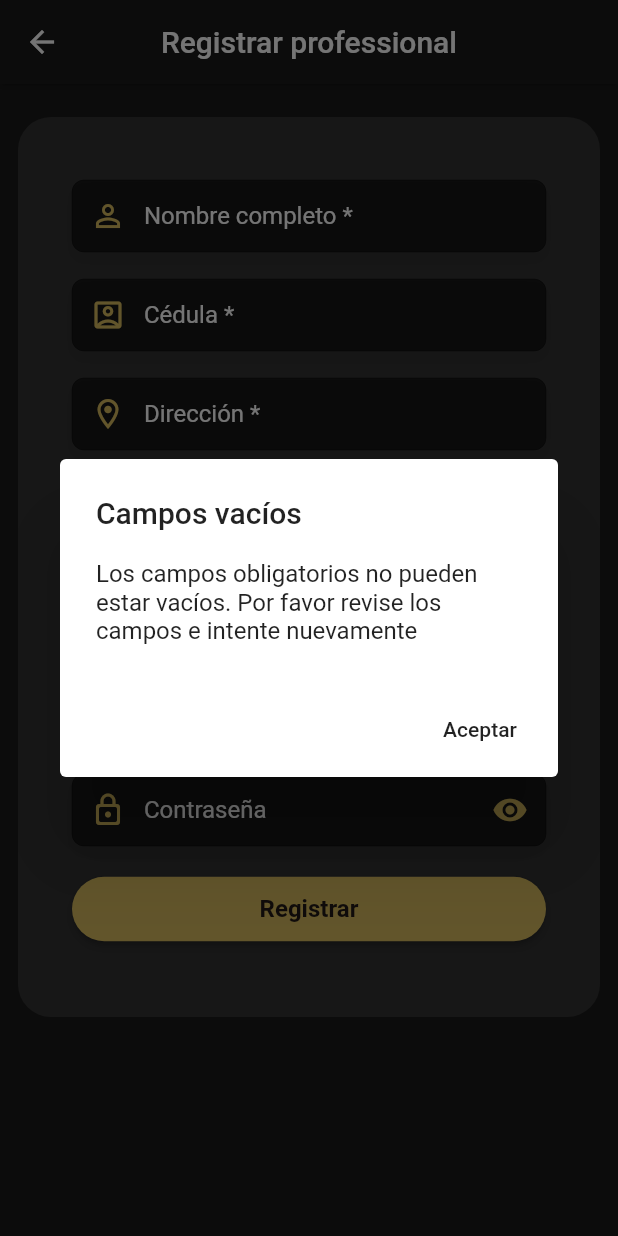
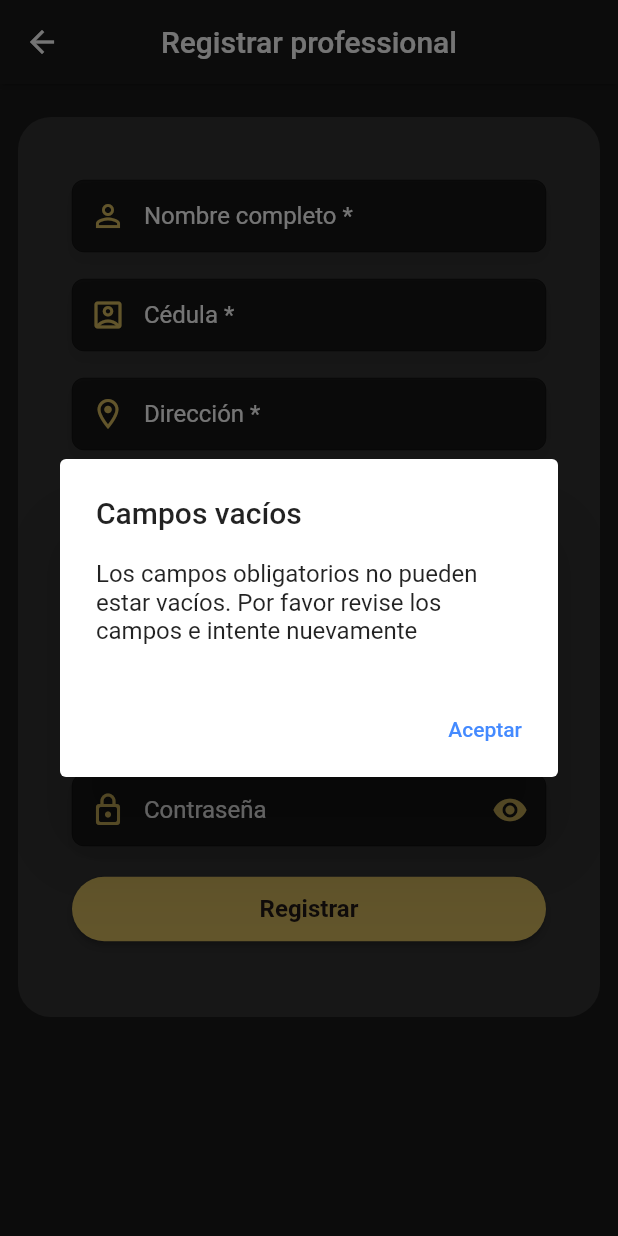
Before and after one commit to paulmrg-461/flutter_vista_app_professionals, a Flutter app: the RegisterPage screen opened by its route, after a tap on "Registrar", on a phone screen of 412 x 824 dp. Run offline on Flutter 3.47's test engine with Material 2 defaults, Android fonts, the phone set to English and light mode, and no system bars; our stand-ins replace cloud_firestore, firebase_auth, firebase_core, firebase_messaging, flutter_secure_storage, flutter_svg and 2 more; accounts and stored records are empty; network calls fail.

```diff
--- a/lib/pages/about_us_page.dart
+++ b/lib/pages/about_us_page.dart
@@ -219,7 +219,9 @@ class AboutUsPage extends StatelessWidget {
                                       context,
                                       'Error al enviar mensaje',
                                       'Ha ocurrido un error al enviar el mensaje de Whatsapp. Por favor intente nuevamente.',
-                                      'Aceptar');
+                                      '',
+                                      'Aceptar',
+                                      () => Navigator.pop(context));
                                 }
                               },
                               child: const Text(
--- a/lib/pages/register_page.dart
+++ b/lib/pages/register_page.dart
@@ -2,7 +2,7 @@ import 'package:flutter/material.dart';
 import 'package:professional_grupo_vista_app/providers/professionals_provider.dart';
 import 'package:professional_grupo_vista_app/providers/user_provider.dart';
 import 'package:professional_grupo_vista_app/widgets/custom_alert_dialog.dart';
-import 'package:professional_grupo_vista_app/widgets/custom_buttom.dart';
+import 'package:professional_grupo_vista_app/widgets/custom_button.dart';
 import 'package:professional_grupo_vista_app/widgets/custom_input.dart';
 import 'package:provider/provider.dart';
 
@@ -189,14 +189,21 @@ class RegisterPage extends StatelessWidget {
           context,
           'Campos vacíos',
           'Los campos obligatorios no pueden estar vacíos. Por favor revise los campos e intente nuevamente',
-          'Aceptar');
+          '',
+          'Aceptar',
+          () => Navigator.pop(context));
     } else {
       userProvider
           .register(name, id, address, email, password, profession, specialty)
           .then((value) => value == 'Registration success'
               ? Navigator.pop(context)
               : CustomAlertDialog().showCustomDialog(
-                  context, 'Registro incorrecto', value, 'Aceptar'));
+                  context,
+                  'Registro incorrecto',
+                  value,
+                  '',
+                  'Aceptar',
+                  () => Navigator.pop(context)));
     }
   }
 
@@ -207,7 +214,9 @@ class RegisterPage extends StatelessWidget {
           context,
           'Campos vacíos',
           'Los campos obligatorios no pueden estar vacíos. Por favor revise los campos e intente nuevamente',
-          'Aceptar');
+          '',
+          'Aceptar',
+          () => Navigator.pop(context));
     } else {
       ProfessionalsProvider.editProfessional(
               name, id, address, profession, specialty, email)
@@ -217,7 +226,9 @@ class RegisterPage extends StatelessWidget {
                   context,
                   'Error al actualizar datos',
                   'Error al actualizar datos del profesional. Por favor revise los campos e intente nuevamente',
-                  'Aceptar'));
+                  '',
+                  'Aceptar',
+                  () => Navigator.pop(context)));
     }
   }
 }
--- a/lib/pages/tabs/profile_tab.dart
+++ b/lib/pages/tabs/profile_tab.dart
@@ -125,7 +125,9 @@ class ProfileTab extends StatelessWidget {
                                     context,
                                     'Ha ocurrido un error',
                                     'Ha ocurrido un error al cerrar sesión, por favor intente nuevamente.',
-                                    'Aceptar'));
+                                    '',
+                                    'Aceptar',
+                                    () => Navigator.pop(context)));
                             break;
                           case 1:
                             Navigator.pushNamed(context, 'about');
--- a/lib/pages/tabs/service_request_tab.dart
+++ b/lib/pages/tabs/service_request_tab.dart
@@ -82,7 +82,9 @@ class ServiceRequestTab extends StatelessWidget {
                       ServiceRequestModel serviceRequestModel =
                           document.data()!;
                       return ServiceRequestListItem(
-                          serviceRequestModel: serviceRequestModel);
+                        serviceRequestModel: serviceRequestModel,
+                        professionalModel: professionalModel,
+                      );
                     }).toList();
 
                     if (requestsList.isEmpty) {
@@ -104,7 +106,7 @@ class ServiceRequestTab extends StatelessWidget {
                                 fontWeight: FontWeight.w400)),
                       );
                     } else {
-                      Expanded(
+                      return Expanded(
                         child: ListView(
                             physics: const BouncingScrollPhysics(),
                             children: requestsList),
--- a/lib/widgets/custom_alert_dialog.dart
+++ b/lib/widgets/custom_alert_dialog.dart
@@ -4,36 +4,79 @@ import 'package:flutter/cupertino.dart';
 import 'package:flutter/material.dart';
 
 class CustomAlertDialog {
-  Future<void> showCustomDialog(
-      context, String title, String content, String actionText) async {
+  Future<void> showCustomDialog(context, String title, String content,
+      String cancelActionText, String actionText, VoidCallback action) async {
     return showDialog(
       context: context,
       builder: (context) => Platform.isAndroid
-          ? _androidAlertDialog(context, title, content, actionText)
-          : _iOsAlertDialog(context, title, content, actionText),
+          ? _androidAlertDialog(
+              context, title, content, cancelActionText, actionText, action)
+          : _iOsAlertDialog(
+              context, title, content, cancelActionText, actionText, action),
     );
   }
 
   AlertDialog _androidAlertDialog(
-      BuildContext context, String title, String content, String actionText) {
+      BuildContext context,
+      String title,
+      String content,
+      String cancelActionText,
+      String actionText,
+      VoidCallback action) {
     return AlertDialog(
       title: Text(title),
       content: Text(content),
       actions: [
-        FlatButton(
-            onPressed: () => Navigator.pop(context), child: Text(actionText))
+        cancelActionText != ''
+            ? ElevatedButton(
+                style: ElevatedButton.styleFrom(
+                  primary: Colors.white,
+                  onPrimary: Colors.white,
+                  shadowColor: Colors.blueAccent,
+                  elevation: 0,
+                ),
+                onPressed: () => Navigator.pop(context),
+                child: Text(cancelActionText,
+                    style: const TextStyle(color: Colors.blueAccent)))
+            : Container(),
+        ElevatedButton(
+            style: ElevatedButton.styleFrom(
+              primary: Colors.white,
+              onPrimary: Colors.white,
+              shadowColor: Colors.blueAccent,
+              elevation: 0,
+            ),
+            onPressed: action,
+            child: Text(
+              actionText,
+              style: const TextStyle(color: Colors.blueAccent),
+            )),
       ],
     );
   }
 
   CupertinoAlertDialog _iOsAlertDialog(
-      BuildContext context, String title, String content, String actionText) {
+      BuildContext context,
+      String title,
+      String content,
+      String cancelActionText,
+      String actionText,
+      VoidCallback action) {
     return CupertinoAlertDialog(
       title: Text(title),
       content: Text(content),
       actions: [
+        cancelActionText != ''
+            ? CupertinoButton(
+                onPressed: () => Navigator.pop(context),
+                child: Text(cancelActionText))
+            : Container(),
         CupertinoButton(
-            onPressed: () => Navigator.pop(context), child: Text(actionText))
+            onPressed: () {
+              action;
+              Navigator.pop(context);
+            },
+            child: Text(actionText)),
       ],
     );
   }
```
Also changed, not shown: lib/pages/login_page.dart (+10 -3 lines), lib/providers/service_request_provider.dart (+29 -0 lines), lib/widgets/service_request_list_item.dart (+17 -2 lines), lib/widgets/custom_button.dart (renamed from lib/widgets/custom_buttom.dart).
